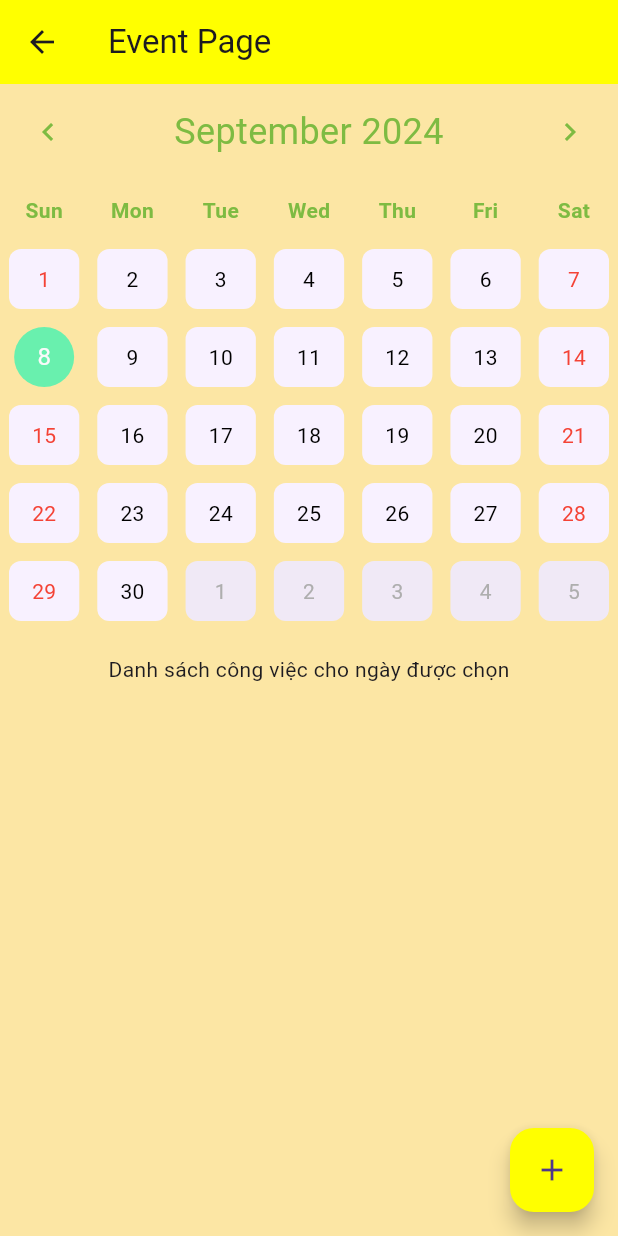
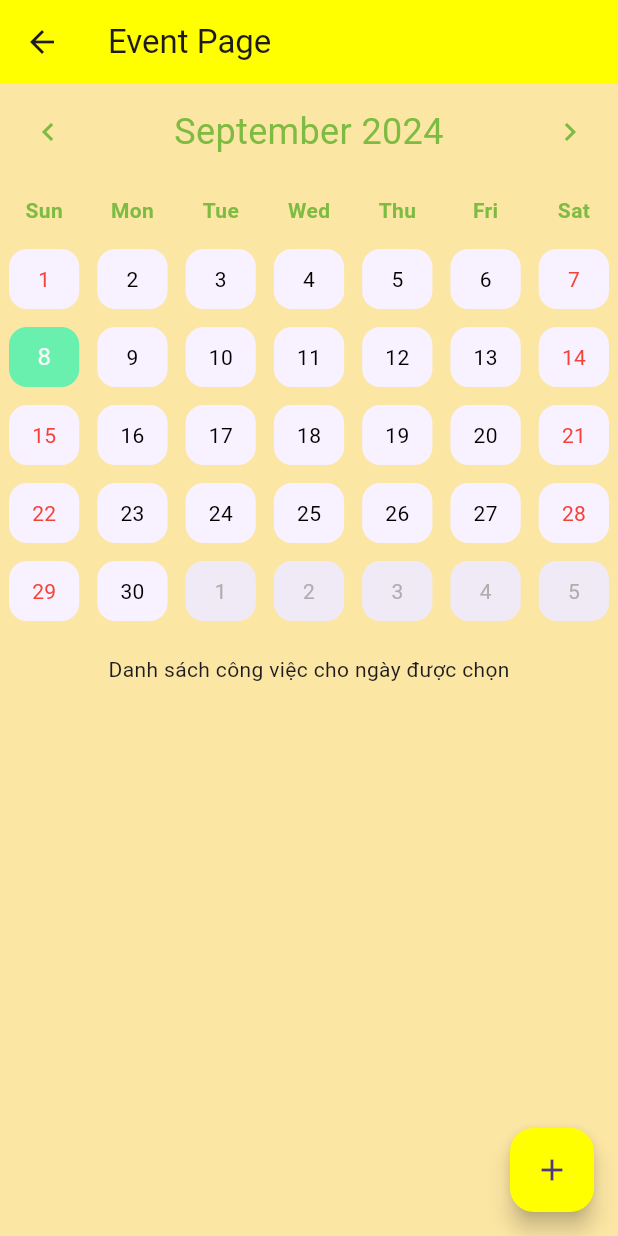
Before and after one commit to DucNguyen2807/Opal_Project_FE, a Flutter app: the EventPage screen opened directly, on a phone screen of 412 x 824 dp. Run offline on Flutter 3.47's test engine with Material 3 defaults, Android fonts, the phone set to English and light mode, and no system bars; drawn by our look-alikes of table_calendar; our stand-ins replace flutter_countdown_timer.

Commit message:
[Fix] Screen Calendar

```diff
--- a/lib/ui/customer-calendar/CustomCalendar.dart
+++ b/lib/ui/customer-calendar/CustomCalendar.dart
@@ -31,23 +31,23 @@ class CustomCalendar extends StatelessWidget {
       calendarStyle: CalendarStyle(
         todayDecoration: BoxDecoration(
           color: Colors.orangeAccent,
-          shape: BoxShape.circle,
+          borderRadius: BorderRadius.circular(12),
         ),
         selectedDecoration: BoxDecoration(
           color: Colors.greenAccent,
-          shape: BoxShape.circle,
+          borderRadius: BorderRadius.circular(12),
         ),
         defaultDecoration: BoxDecoration(
           color: Color(0xFFF8F1FF),
-          borderRadius: BorderRadius.circular(8),
+          borderRadius: BorderRadius.circular(12),
         ),
         outsideDecoration: BoxDecoration(
           color: Color(0xFFF0E9F6),
-          borderRadius: BorderRadius.circular(8),
+          borderRadius: BorderRadius.circular(12),
         ),
         weekendDecoration: BoxDecoration(
           color: Color(0xFFF8F1FF),
-          borderRadius: BorderRadius.circular(8),
+          borderRadius: BorderRadius.circular(12),
         ),
         weekendTextStyle: TextStyle(color: Colors.red),
         defaultTextStyle: TextStyle(color: Colors.black),
```
